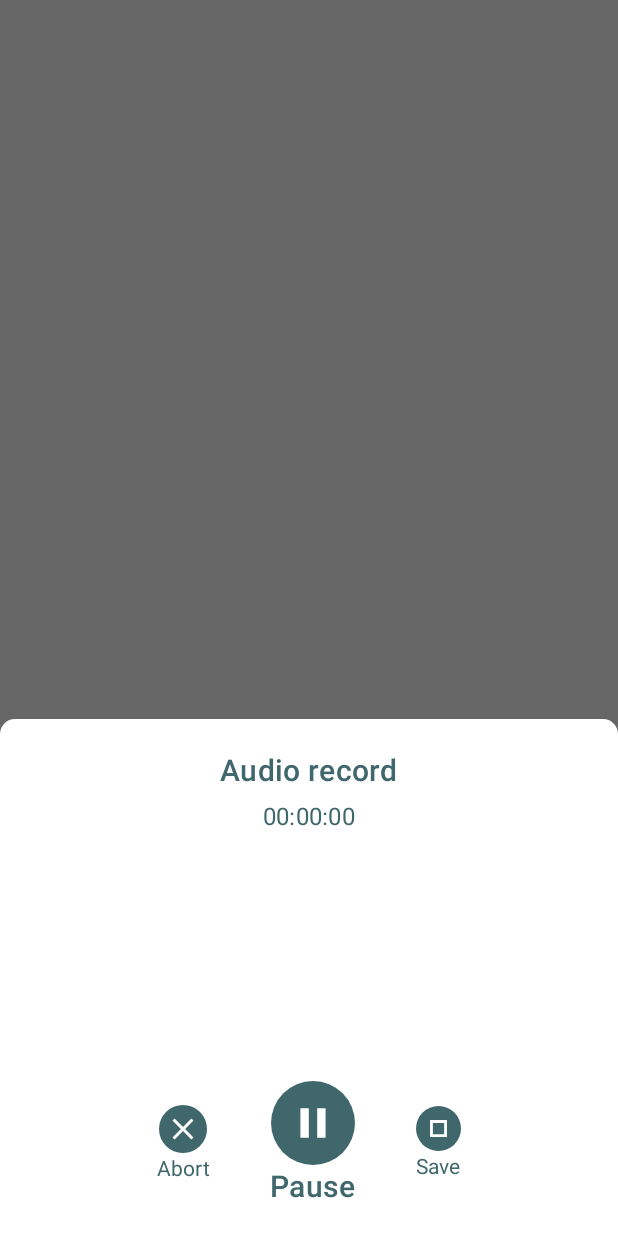
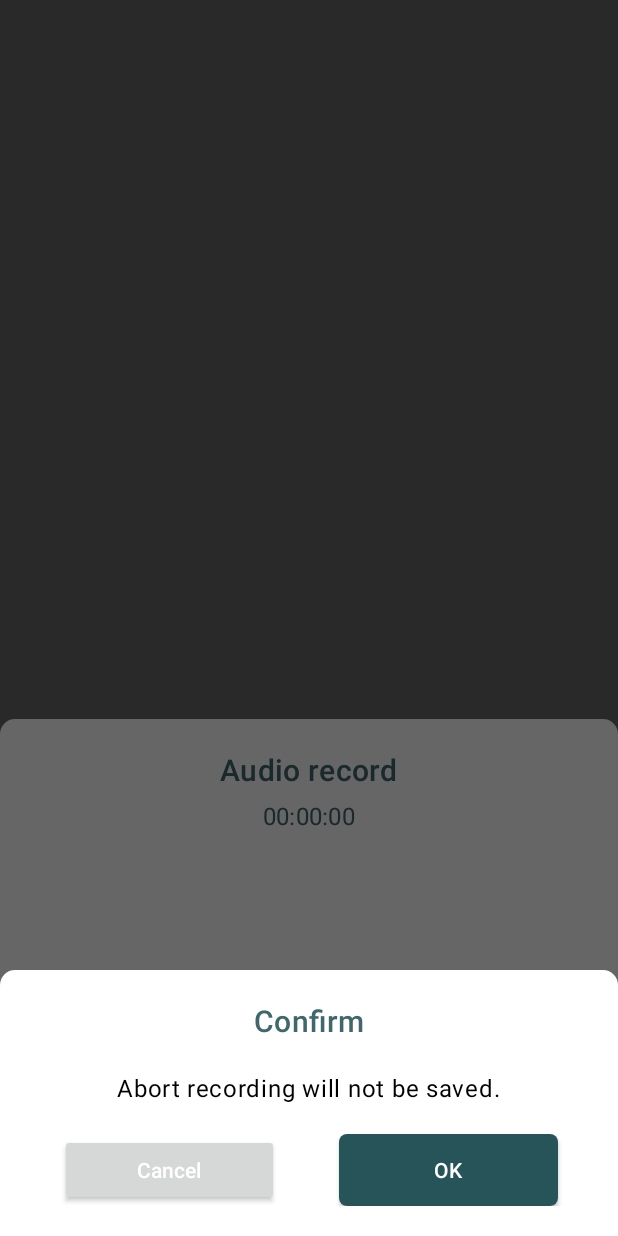
Before and after one commit to mikhoaitay23/backgroundvideo22, an Android app: the fragment AudioRecordBottomSheetFragment shown on its own in the app's theme, after a tap on "Abort", on a phone screen of 412 x 824 dp. Run offline under Robolectric (Android 15) with nearby library versions, the phone set to English and light mode, and no system bars; our stand-ins replace data binding; libraries missing offline, so code that uses them is left out: com.zlw.main; 8 statements that could not run were skipped.

Commit message:
- update

```diff
--- a/app/src/main/java/com/hola360/backgroundvideorecoder/MainActivity.kt
+++ b/app/src/main/java/com/hola360/backgroundvideorecoder/MainActivity.kt
@@ -13,6 +13,7 @@ import com.hola360.backgroundvideorecoder.service.RecordService
 import com.hola360.backgroundvideorecoder.utils.DataSharePreferenceUtil
 import com.hola360.backgroundvideorecoder.widget.Toolbar
 import android.content.ComponentName
+import android.content.Intent
 
 import android.os.IBinder
 
@@ -24,6 +25,8 @@ class MainActivity : AppCompatActivity(), RecordService.Listener {
     private var binding: ActivityMainBinding? = null
     private var navController: NavController? = null
     private var navHostFragment: Fragment? = null
+    private var recordService: RecordService? = null
+    var intentService: Intent? = null
 
     override fun onCreate(savedInstanceState: Bundle?) {
         super.onCreate(savedInstanceState)
@@ -78,6 +81,9 @@ class MainActivity : AppCompatActivity(), RecordService.Listener {
         ) {
             Toast.makeText(this@MainActivity, "onServiceConnected", Toast.LENGTH_SHORT)
                 .show()
+            val binder: RecordService.LocalBinder = service as RecordService.LocalBinder
+            recordService = binder.getServiceInstance()
+            recordService!!.registerListener(this@MainActivity)
         }
 
         override fun onServiceDisconnected(arg0: ComponentName) {
--- a/app/src/main/java/com/hola360/backgroundvideorecoder/ui/base/basedialog/BaseBottomSheetDialog.kt
+++ b/app/src/main/java/com/hola360/backgroundvideorecoder/ui/base/basedialog/BaseBottomSheetDialog.kt
@@ -23,8 +23,12 @@ abstract class BaseBottomSheetDialog<V: ViewDataBinding?>: BottomSheetDialogFrag
         savedInstanceState: Bundle?
     ): View? {
         binding = DataBindingUtil.inflate(inflater, getLayout(), container, false)
+        return binding!!.root
+    }
+
+    override fun onViewCreated(view: View, savedInstanceState: Bundle?) {
+        super.onViewCreated(view, savedInstanceState)
         initView()
-        return binding!!.root
     }
 
     abstract fun initView()
--- a/app/src/main/java/com/hola360/backgroundvideorecoder/ui/record/BaseRecordPageFragment.kt
+++ b/app/src/main/java/com/hola360/backgroundvideorecoder/ui/record/BaseRecordPageFragment.kt
@@ -30,8 +30,12 @@ abstract class BaseRecordPageFragment<V : ViewDataBinding?> : Fragment() {
         savedInstanceState: Bundle?
     ): View? {
         binding = DataBindingUtil.inflate(inflater, layoutId, container, false)
+        return binding!!.root
+    }
+
+    override fun onViewCreated(view: View, savedInstanceState: Bundle?) {
+        super.onViewCreated(view, savedInstanceState)
         initView()
-        return binding!!.root
     }
 
     protected abstract fun initView()
--- a/app/src/main/java/com/hola360/backgroundvideorecoder/ui/record/RecordViewPagerAdapter.kt
+++ b/app/src/main/java/com/hola360/backgroundvideorecoder/ui/record/RecordViewPagerAdapter.kt
@@ -4,8 +4,8 @@ import androidx.fragment.app.Fragment
 import androidx.fragment.app.FragmentManager
 import androidx.lifecycle.Lifecycle
 import androidx.viewpager2.adapter.FragmentStateAdapter
-import com.hola360.backgroundvideorecoder.ui.record.audio.RecordAudio
-import com.hola360.backgroundvideorecoder.ui.record.audio.ScheduleAudio
+import com.hola360.backgroundvideorecoder.ui.record.audio.audiorecord.RecordAudio
+import com.hola360.backgroundvideorecoder.ui.record.audio.audioschedule.ScheduleAudio
 import com.hola360.backgroundvideorecoder.ui.record.video.RecordVideo
 import com.hola360.backgroundvideorecoder.ui.record.video.ScheduleVideo
 
--- a/app/src/main/java/com/hola360/backgroundvideorecoder/ui/record/audio/bottomsheet/AudioRecordBottomSheetFragment.kt
+++ b/app/src/main/java/com/hola360/backgroundvideorecoder/ui/record/audio/bottomsheet/AudioRecordBottomSheetFragment.kt
@@ -16,6 +16,7 @@ import com.hola360.backgroundvideorecoder.ui.record.audio.utils.AudioRecordUtils
 import com.hola360.backgroundvideorecoder.utils.Constants
 import com.hola360.backgroundvideorecoder.utils.SystemUtils
 import com.hola360.backgroundvideorecoder.utils.Utils
+import com.hola360.backgroundvideorecoder.widget.bottomsheet.confirm.ConfirmBottomSheetFragment
 import com.zlw.main.recorderlib.BuildConfig
 import com.zlw.main.recorderlib.RecordManager
 import com.zlw.main.recorderlib.recorder.RecordHelper.RecordState
@@ -23,13 +24,15 @@ import com.zlw.main.recorderlib.recorder.listener.RecordStateListener
 import java.util.*
 
 class AudioRecordBottomSheetFragment :
-    BaseBottomSheetDialog<FragmentBottomSheetRecordAudioBinding>(), View.OnClickListener, AudioRecordUtils.Listener {
+    BaseBottomSheetDialog<FragmentBottomSheetRecordAudioBinding>(), View.OnClickListener,
+    AudioRecordUtils.Listener, ConfirmBottomSheetFragment.OnConfirmButtonClickListener {
 
     private lateinit var viewModel: AudioRecordBottomSheetViewModel
     private var audioRecordUtils: AudioRecordUtils? = null
     private var audioModel: AudioModel? = null
     private var recordManager = RecordManager.getInstance()
     private lateinit var mainActivity: MainActivity
+    private var confirmBottomSheetFragment: ConfirmBottomSheetFragment? = null
 
     override fun getLayout() = R.layout.fragment_bottom_sheet_record_audio
 
@@ -77,7 +80,15 @@ class AudioRecordBottomSheetFragment :
                 audioRecordUtils?.onStartRecording(audioModel!!)
             }
             binding!!.btnAbort -> {
-
+                confirmBottomSheetFragment = ConfirmBottomSheetFragment.create(
+                    ConfirmBottomSheetFragment.DataBuilder().addTitle(getString(R.string.confirm))
+                        .addMsg(getString(R.string.abort_msg)).addPositive(getString(R.string.ok))
+                        .addNegative(getString(R.string.cancel))
+                )
+                confirmBottomSheetFragment!!.show(
+                    requireActivity().supportFragmentManager,
+                    "bottomSheetAbortAudioRecord"
+                )
             }
             binding!!.btnSave -> {
                 audioRecordUtils?.onStopRecording()
@@ -152,5 +163,13 @@ class AudioRecordBottomSheetFragment :
         binding!!.tvTime.text = Utils.formatTimeIntervalHourMinSec(time)
     }
 
+    override fun onPositiveClick() {
+
+    }
+
+    override fun onNegativeClick() {
+
+    }
+
 
 }
--- /dev/null
+++ b/app/src/main/java/com/hola360/backgroundvideorecoder/widget/bottomsheet/confirm/ConfirmBottomSheetFragment.kt
@@ -0,0 +1,86 @@
+package com.hola360.backgroundvideorecoder.widget.bottomsheet.confirm
+
+import android.os.Bundle
+import android.os.Parcelable
+import com.hola360.backgroundvideorecoder.R
+import com.hola360.backgroundvideorecoder.databinding.FragmentBottomSheetConfirmBinding
+import com.hola360.backgroundvideorecoder.ui.base.basedialog.BaseBottomSheetDialog
+import kotlinx.android.parcel.Parcelize
+
+class ConfirmBottomSheetFragment : BaseBottomSheetDialog<FragmentBottomSheetConfirmBinding>() {
+
+    var onConfirmButtonClickListener: OnConfirmButtonClickListener? = null
+    private var dataBuilder: DataBuilder? = null
+
+    override fun initView() {
+        dataBuilder = requireArguments().getParcelable(Data)
+        if (dataBuilder != null) {
+            if (dataBuilder!!.title != null) {
+                binding!!.tvTitle.text = dataBuilder!!.title!!
+            }
+            if (dataBuilder!!.msg != null) {
+                binding!!.tvMsg.text = dataBuilder!!.msg!!
+            }
+            if (dataBuilder!!.positive != null) {
+                binding!!.btnPositive.text = dataBuilder!!.positive!!
+            }
+            if (dataBuilder!!.negative != null) {
+                binding!!.btnNegative.text = dataBuilder!!.negative!!
+            }
+        }
+        binding!!.btnPositive.setOnClickListener {
+            onConfirmButtonClickListener?.onPositiveClick()
+            dismiss()
+        }
+        binding!!.btnNegative.setOnClickListener {
+            onConfirmButtonClickListener?.onNegativeClick()
+            dismiss()
+        }
+    }
+
+    override fun getLayout() = R.layout.fragment_bottom_sheet_confirm
+
+    companion object {
+        private const val Data = "data"
+        fun create(builder: DataBuilder): ConfirmBottomSheetFragment {
+            val selectionBottomSheetFragment = ConfirmBottomSheetFragment()
+            val bundle = Bundle()
+            bundle.putParcelable(Data, builder)
+            selectionBottomSheetFragment.arguments = bundle
+            return selectionBottomSheetFragment
+        }
+    }
+
+    @Parcelize
+    class DataBuilder : Parcelable {
+        var title: String? = null
+        var msg: String? = null
+        var positive: String? = null
+        var negative: String? = null
+
+        fun addTitle(title: String): DataBuilder {
+            this.title = title
+            return this
+        }
+
+        fun addMsg(msg: String): DataBuilder {
+            this.msg = msg
+            return this
+        }
+
+        fun addPositive(positive: String): DataBuilder {
+            this.positive = positive
+            return this
+        }
+
+        fun addNegative(negative: String): DataBuilder {
+            this.negative = negative
+            return this
+        }
+    }
+
+    interface OnConfirmButtonClickListener {
+        fun onPositiveClick()
+        fun onNegativeClick()
+    }
+}
--- /dev/null
+++ b/app/src/main/res/layout/fragment_bottom_sheet_confirm.xml
@@ -0,0 +1,61 @@
+<?xml version="1.0" encoding="utf-8"?>
+<layout xmlns:android="http://schemas.android.com/apk/res/android">
+
+    <data>
+
+    </data>
+
+    <androidx.appcompat.widget.LinearLayoutCompat
+        android:layout_width="match_parent"
+        android:layout_height="wrap_content"
+        android:background="@drawable/bg_bottom_sheet"
+        android:gravity="center"
+        android:orientation="vertical"
+        android:paddingVertical="@dimen/dp_20">
+
+        <androidx.appcompat.widget.AppCompatTextView
+            android:id="@+id/tvTitle"
+            android:layout_width="wrap_content"
+            android:layout_height="wrap_content"
+            android:textAppearance="?textAppearanceHeadline6"
+            android:textColor="@color/signature_color" />
+
+        <androidx.appcompat.widget.AppCompatTextView
+            android:id="@+id/tvMsg"
+            android:layout_width="wrap_content"
+            android:layout_height="wrap_content"
+            android:layout_marginTop="@dimen/dp_20"
+            android:textAppearance="?textAppearanceBody1" />
+
+        <androidx.appcompat.widget.LinearLayoutCompat
+            android:layout_width="match_parent"
+            android:layout_height="wrap_content"
+            android:layout_marginTop="@dimen/dp_20"
+            android:orientation="horizontal"
+            android:paddingHorizontal="@dimen/dp_20"
+            android:weightSum="2">
+
+            <androidx.appcompat.widget.AppCompatButton
+                android:id="@+id/btnNegative"
+                android:layout_width="match_parent"
+                android:layout_height="wrap_content"
+                android:layout_marginHorizontal="@dimen/dp_20"
+                android:layout_weight="1"
+                android:text="@string/cancel"
+                android:textAllCaps="false"
+                android:textColor="@color/md_white_1000" />
+
+            <androidx.appcompat.widget.AppCompatButton
+                android:id="@+id/btnPositive"
+                android:layout_width="match_parent"
+                android:layout_height="wrap_content"
+                android:layout_marginHorizontal="@dimen/dp_20"
+                android:layout_weight="1"
+                android:background="@drawable/bg_button_start"
+                android:text="@string/ok"
+                android:textAllCaps="false"
+                android:textColor="@color/md_white_1000" />
+        </androidx.appcompat.widget.LinearLayoutCompat>
+
+    </androidx.appcompat.widget.LinearLayoutCompat>
+</layout>
```
Also changed, not shown: app/src/main/java/com/hola360/backgroundvideorecoder/service/RecordService.kt (+22 -2 lines), app/src/main/java/com/hola360/backgroundvideorecoder/ui/dialog/listdialog/ListSelectionAdapter.kt (+15 -12 lines), app/src/main/java/com/hola360/backgroundvideorecoder/ui/record/audio/RecordAudio.kt (deleted, +0 -63 lines), app/src/main/java/com/hola360/backgroundvideorecoder/ui/record/audio/ScheduleAudio.kt (deleted, +0 -18 lines), app/src/main/java/com/hola360/backgroundvideorecoder/ui/record/audio/audiorecord/RecordAudio.kt (added, +153 -0 lines), app/src/main/java/com/hola360/backgroundvideorecoder/ui/record/audio/audiorecord/RecordAudioViewModel.kt (added, +65 -0 lines), app/src/main/java/com/hola360/backgroundvideorecoder/ui/record/audio/audioschedule/ScheduleAudio.kt (added, +18 -0 lines), app/src/main/java/com/hola360/backgroundvideorecoder/utils/BindingUtils.kt (+39 -15 lines), app/src/main/res/layout/layout_record_audio.xml (+10 -3 lines), app/src/main/res/values/strings.xml (+19 -0 lines), 1 other file.
